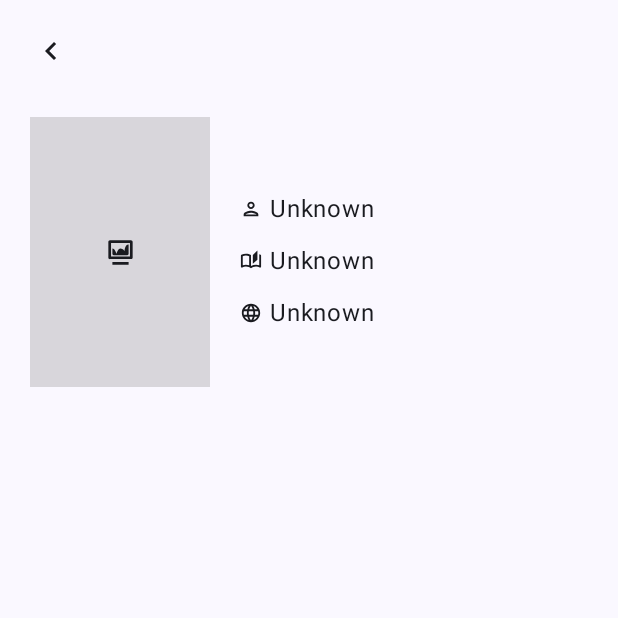
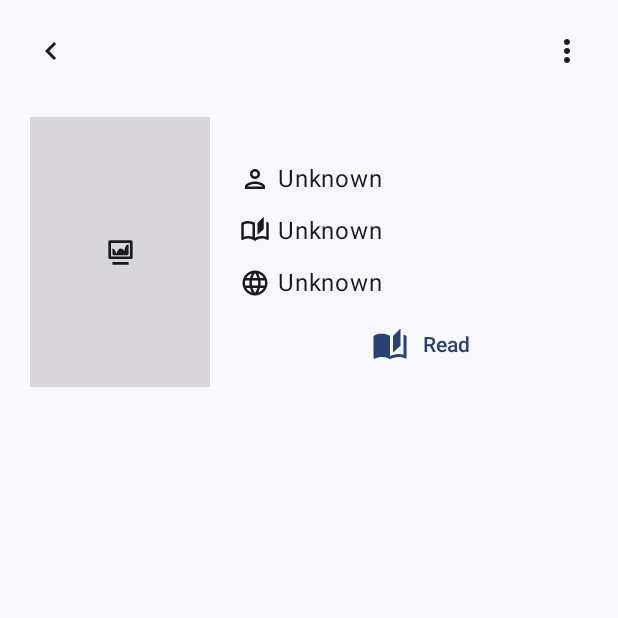
Before and after one commit to Pa222/Honorida, an Android app built with Jetpack Compose: the composable BookPreviewPage shown on its own in the app's theme, on a phone screen of 412 x 824 dp, the top half of it. Run offline under Robolectric (Android 15) with nearby library versions, the phone set to English and light mode, and no system bars; our stand-ins replace Dagger/Hilt's generated code; libraries missing offline, so code that uses them is left out: retrofit2.converter.jackson.

Commit message:
Add implementation of book removal

```diff
--- a/app/src/main/java/com/honorida/data/local/dao/BooksDao.kt
+++ b/app/src/main/java/com/honorida/data/local/dao/BooksDao.kt
@@ -1,6 +1,7 @@
 package com.honorida.data.local.dao
 
 import androidx.room.Dao
+import androidx.room.Delete
 import androidx.room.Query
 import androidx.room.Transaction
 import androidx.room.Upsert
@@ -27,6 +28,9 @@ abstract class BooksDao {
     @Upsert
     abstract suspend fun saveTags(tags: List<Tag>)
 
+    @Delete
+    abstract suspend fun deleteBook(book: Book)
+
     @Transaction
     open suspend fun saveBookWithTags(
         book: Book,
--- a/app/src/main/java/com/honorida/di/AppModule.kt
+++ b/app/src/main/java/com/honorida/di/AppModule.kt
@@ -8,15 +8,18 @@ import androidx.datastore.preferences.preferencesDataStore
 import androidx.work.WorkManager
 import com.honorida.BuildConfig
 import com.honorida.data.external.services.IHonoridaApiService
+import com.honorida.data.local.context.HonoridaDatabase
 import com.honorida.data.local.repositories.DataStoreRepository
 import com.honorida.data.local.repositories.ProtoDataStore
 import com.honorida.data.local.repositories.interfaces.IDataStoreRepository
 import com.honorida.data.local.repositories.interfaces.IProtoDataStore
 import com.honorida.domain.services.AppUpdater
+import com.honorida.domain.services.BookService
 import com.honorida.domain.services.Downloader
 import com.honorida.domain.services.NotificationService
 import com.honorida.domain.services.bookProcessors.helpers.BookProcessorProvider
 import com.honorida.domain.services.interfaces.IAppUpdater
+import com.honorida.domain.services.interfaces.IBookService
 import com.honorida.domain.services.interfaces.IDownloader
 import com.honorida.domain.services.interfaces.INotificationService
 import dagger.Module
@@ -97,4 +100,10 @@ object AppModule {
     fun provideWorkManager(context: Application): WorkManager {
         return WorkManager.getInstance(context)
     }
+
+    @Provides
+    @Singleton
+    fun provideBookService(database: HonoridaDatabase, context: Application): IBookService {
+        return BookService(database, context)
+    }
 }
--- /dev/null
+++ b/app/src/main/java/com/honorida/domain/exceptions/FileNotAccessibleException.kt
@@ -0,0 +1,4 @@
+package com.honorida.domain.exceptions
+
+class FileNotAccessibleException: Exception() {
+}
--- a/app/src/main/java/com/honorida/domain/services/foreground/BookParserForegroundService.kt
+++ b/app/src/main/java/com/honorida/domain/services/foreground/BookParserForegroundService.kt
@@ -57,13 +57,12 @@ class BookParserForegroundService: Service() {
 
     private fun start(uri: String) {
         val context = this;
-        putNotification("")
+        putNotification(context.getString(R.string.book_processing))
         scope.launch {
             withContext(Dispatchers.IO) {
                 try {
-                    val fileExtension = uri.getFileExtension()
                     val bookProcessor = bookProcessorProvider.getBookProcessorForMimeType(
-                        MimeTypes.ExtensionsMimeTypes[fileExtension]!!
+                        MimeTypes.Epub
                     )!!
                     val fileUri = uri.toUri()
                     val processedBook = bookProcessor.processBook(fileUri)
--- /dev/null
+++ b/app/src/main/java/com/honorida/domain/services/interfaces/IBookService.kt
@@ -0,0 +1,5 @@
+package com.honorida.domain.services.interfaces
+
+interface IBookService {
+    suspend fun removeBook(bookId: Int)
+}
--- a/app/src/main/java/com/honorida/representation/viewModels/BookPreviewViewModel.kt
+++ b/app/src/main/java/com/honorida/representation/viewModels/BookPreviewViewModel.kt
@@ -5,6 +5,8 @@ import androidx.lifecycle.ViewModel
 import androidx.lifecycle.viewModelScope
 import com.honorida.data.local.context.HonoridaDatabase
 import com.honorida.domain.constants.Extras
+import com.honorida.domain.services.BookService
+import com.honorida.domain.services.interfaces.IBookService
 import com.honorida.representation.uiStates.BookInfo
 import com.honorida.representation.uiStates.BookPreviewUiState
 import dagger.hilt.android.lifecycle.HiltViewModel
@@ -17,7 +19,8 @@ import javax.inject.Inject
 @HiltViewModel
 class BookPreviewViewModel @Inject constructor(
     private val databaseContext: HonoridaDatabase,
-    private val savedStateHandle: SavedStateHandle
+    private val savedStateHandle: SavedStateHandle,
+    private val bookService: IBookService
 ): ViewModel() {
     private val _uiState = MutableStateFlow(BookPreviewUiState())
 
@@ -48,4 +51,10 @@ class BookPreviewViewModel @Inject constructor(
             }
         }
     }
+
+    fun deleteBook(bookId: Int) {
+        viewModelScope.launch {
+            bookService.removeBook(bookId)
+        }
+    }
 }
--- a/app/src/main/java/com/honorida/ui/components/pages/bookPreview/BookPreviewPage.kt
+++ b/app/src/main/java/com/honorida/ui/components/pages/bookPreview/BookPreviewPage.kt
@@ -4,6 +4,7 @@ import androidx.compose.foundation.background
 import androidx.compose.foundation.layout.Arrangement
 import androidx.compose.foundation.layout.Column
 import androidx.compose.foundation.layout.Row
+import androidx.compose.foundation.layout.Spacer
 import androidx.compose.foundation.layout.fillMaxSize
 import androidx.compose.foundation.layout.fillMaxWidth
 import androidx.compose.foundation.layout.height
@@ -14,19 +15,32 @@ import androidx.compose.foundation.rememberScrollState
 import androidx.compose.foundation.shape.RoundedCornerShape
 import androidx.compose.foundation.verticalScroll
 import androidx.compose.material.icons.Icons
+import androidx.compose.material.icons.filled.Add
+import androidx.compose.material.icons.filled.AutoStories
 import androidx.compose.material.icons.filled.ChevronLeft
+import androidx.compose.material.icons.filled.MoreVert
 import androidx.compose.material.icons.outlined.AutoStories
 import androidx.compose.material.icons.outlined.Language
 import androidx.compose.material.icons.outlined.Person
+import androidx.compose.material3.DropdownMenu
+import androidx.compose.material3.DropdownMenuItem
+import androidx.compose.material3.ExtendedFloatingActionButton
 import androidx.compose.material3.Icon
 import androidx.compose.material3.IconButton
+import androidx.compose.material3.Scaffold
 import androidx.compose.material3.Text
+import androidx.compose.material3.TextButton
 import androidx.compose.runtime.Composable
 import androidx.compose.runtime.collectAsState
+import androidx.compose.runtime.getValue
+import androidx.compose.runtime.mutableStateOf
+import androidx.compose.runtime.remember
+import androidx.compose.runtime.setValue
 import androidx.compose.ui.Alignment
 import androidx.compose.ui.Modifier
 import androidx.compose.ui.draw.clip
 import androidx.compose.ui.graphics.Color
+import androidx.compose.ui.platform.LocalContext
 import androidx.compose.ui.res.stringResource
 import androidx.compose.ui.unit.dp
 import androidx.compose.ui.unit.sp
@@ -35,6 +49,7 @@ import androidx.hilt.navigation.compose.hiltViewModel
 import androidx.navigation.NavController
 import com.honorida.R
 import com.honorida.representation.viewModels.BookPreviewViewModel
+import com.honorida.ui.components.navigation.Routes
 import com.honorida.ui.components.shared.BookThumbnail
 
 @Composable
@@ -46,6 +61,9 @@ fun BookPreviewPage(
     val uiState = viewModel.uiState.collectAsState().value
     val book = uiState.bookInfo
     val description = HtmlCompat.fromHtml(book.description ?: "", HtmlCompat.FROM_HTML_MODE_COMPACT)
+    var menuExpanded by remember {
+        mutableStateOf(false)
+    }
     Column(
         modifier = modifier
             .fillMaxSize()
@@ -53,6 +71,7 @@ fun BookPreviewPage(
             .verticalScroll(rememberScrollState())
     ) {
         Row(
+            horizontalArrangement = Arrangement.SpaceBetween,
             modifier = Modifier
                 .fillMaxWidth()
                 .padding(top = 10.dp, bottom = 20.dp)
@@ -66,6 +85,30 @@ fun BookPreviewPage(
                     imageVector = Icons.Filled.ChevronLeft,
                     contentDescription = stringResource(R.string.go_back)
                 )
+            }
+            Row {
+                IconButton(onClick = {
+                    menuExpanded = true
+                }) {
+                    Icon(
+                        imageVector = Icons.Filled.MoreVert,
+                        contentDescription = stringResource(R.string.more)
+                    )
+                }
+                DropdownMenu(
+                    expanded = menuExpanded,
+                    onDismissRequest = { menuExpanded = false }
+                ) {
+                    DropdownMenuItem(
+                        text = {
+                            Text(text = stringResource(R.string.remove_book))
+                        },
+                        onClick = {
+                            navController.navigate(Routes.LIBRARY.route)
+                            viewModel.deleteBook(book.id)
+                        }
+                    )
+                }
             }
         }
         Row(
@@ -86,7 +129,7 @@ fun BookPreviewPage(
             Column(
                 modifier = Modifier
                     .padding(
-                        20.dp,
+                        start = 20.dp,
                     )
             ) {
                 Text(
@@ -103,8 +146,8 @@ fun BookPreviewPage(
                         contentDescription = null,
                         modifier = Modifier
                             .size(20.dp)
-                            .padding(end = 5.dp)
                     )
+                    Spacer(modifier = Modifier.width(5.dp))
                     Text(text = book.authors ?: stringResource(R.string.unknown))
                 }
                 Row(
@@ -117,8 +160,8 @@ fun BookPreviewPage(
                         contentDescription = null,
                         modifier = Modifier
                             .size(20.dp)
-                            .padding(end = 5.dp)
                     )
+                    Spacer(modifier = Modifier.width(5.dp))
                     Text(text = book.publishers ?: stringResource(R.string.unknown))
                 }
                 Row(
@@ -131,9 +174,22 @@ fun BookPreviewPage(
                         contentDescription = null,
                         modifier = Modifier
                             .size(20.dp)
-                            .padding(end = 5.dp)
                     )
+                    Spacer(modifier = Modifier.width(5.dp))
                     Text(text = book.language?.uppercase() ?: stringResource(R.string.unknown))
+                }
+                TextButton(
+                    onClick = {  },
+                    modifier = Modifier.fillMaxWidth()
+                ) {
+                    Icon(
+                        imageVector = Icons.Filled.AutoStories,
+                        contentDescription = stringResource(
+                            R.string.read
+                        )
+                    )
+                    Spacer(modifier = Modifier.width(10.dp))
+                    Text(text = stringResource(R.string.read))
                 }
             }
         }
--- a/app/src/main/res/values/strings.xml
+++ b/app/src/main/res/values/strings.xml
@@ -73,4 +73,8 @@
     <string name="data_storage"><![CDATA[Data & Storage]]></string>
     <string name="storage_location">Storage location</string>
     <string name="unknown">Unknown</string>
+    <string name="read">Read</string>
+    <string name="book_not_found">Book not found</string>
+    <string name="failed_to_remove_file_from_storage_verbose">Failed to remove file from storage. Application does not have access to the file location or file was already deleted.</string>
+    <string name="failed_to_remove_file_from_storage">Failed to remove file from storage</string>
 </resources>
```
Also changed, not shown: app/src/main/java/com/honorida/domain/services/BookService.kt (added, +62 -0 lines).
